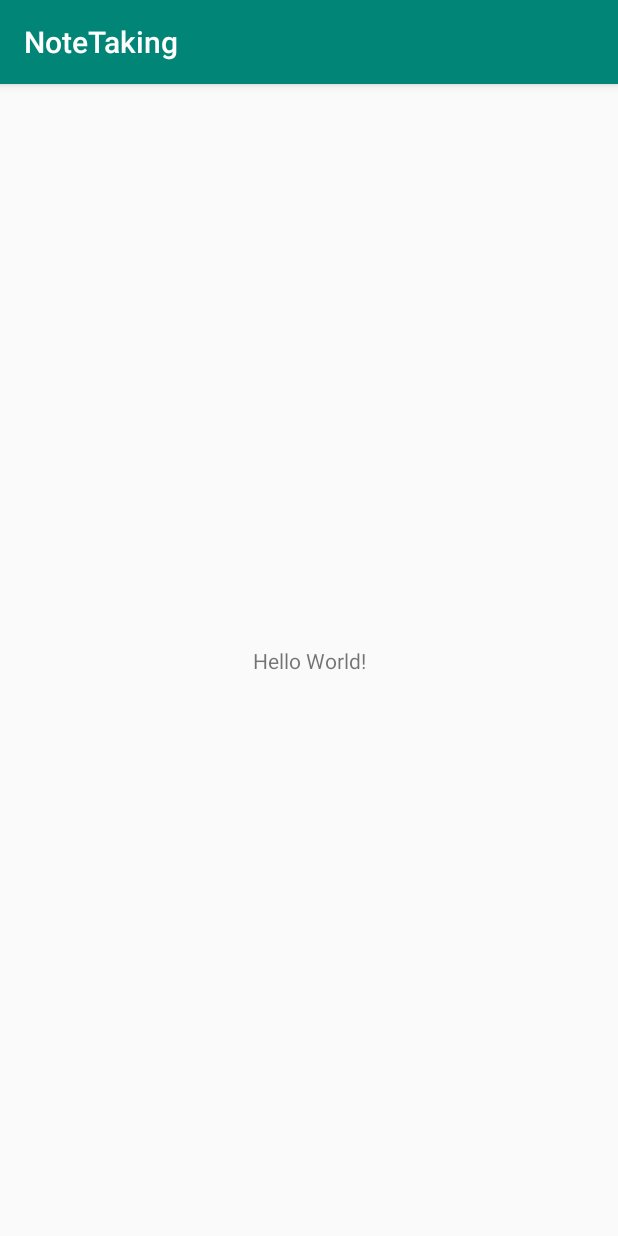
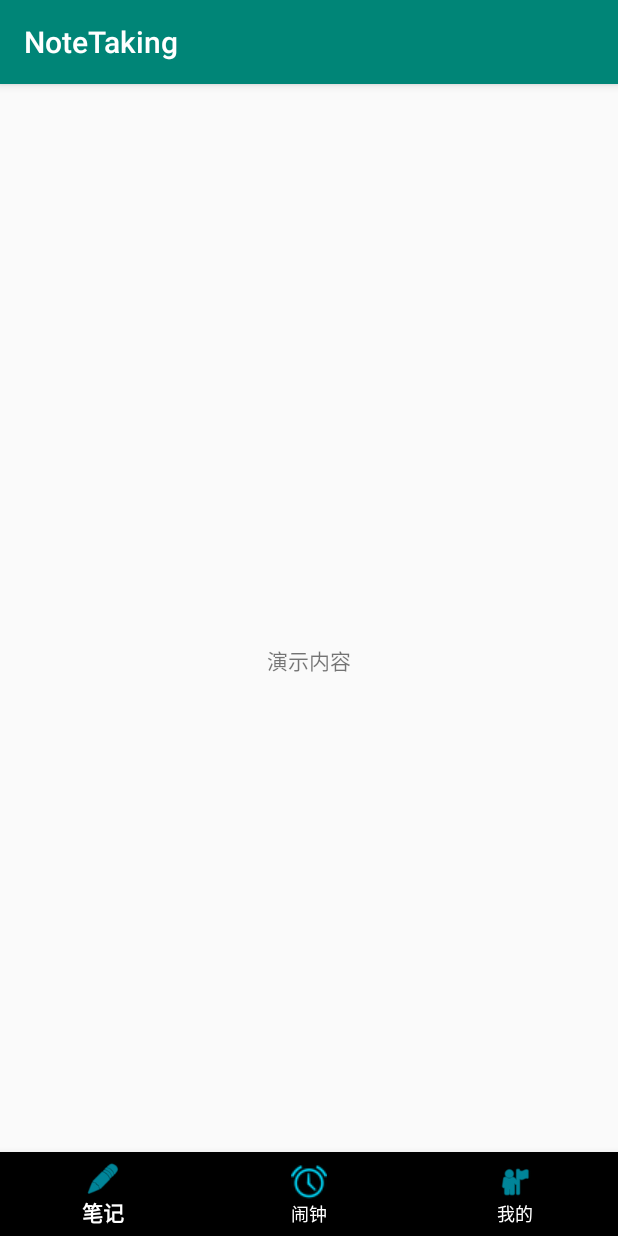
Before and after one commit to MomokoW/NoteTaking, an Android app: the screen it shows after launch (MainActivity), on a phone screen of 412 x 824 dp. Run offline under Robolectric (Android 15) with nearby library versions, the light colour scheme and no system bars.

Commit message:
本次此修改创建了底部导航栏，实现简单的页面

```diff
--- a/app/build.gradle
+++ b/app/build.gradle
@@ -25,4 +25,5 @@ dependencies {
     testImplementation 'junit:junit:4.12'
     androidTestImplementation 'com.android.support.test:runner:1.0.2'
     androidTestImplementation 'com.android.support.test.espresso:espresso-core:3.0.2'
+    implementation 'com.android.support:design:28.0.0'
 }
--- a/app/src/main/java/com/example/notes/notetaking/Activity/MainActivity.java
+++ b/app/src/main/java/com/example/notes/notetaking/Activity/MainActivity.java
@@ -1,15 +1,36 @@
 package com.example.notes.notetaking.Activity;
 
+import android.support.annotation.NonNull;
+import android.support.design.widget.BottomNavigationView;
 import android.support.v7.app.AppCompatActivity;
 import android.os.Bundle;
+import android.view.MenuItem;
+import android.widget.TextView;
 
 import com.example.notes.notetaking.R;
 
 public class MainActivity extends AppCompatActivity {
+    private TextView textView;
+    private BottomNavigationView navigationView;
 
     @Override
     protected void onCreate(Bundle savedInstanceState) {
         super.onCreate(savedInstanceState);
         setContentView(R.layout.activity_main);
+
+        textView = (TextView) findViewById(R.id.text);
+        navigationView = (BottomNavigationView) findViewById(R.id.navigation);
+
+        //选中条目的监听事件
+        navigationView.setOnNavigationItemSelectedListener(
+                new BottomNavigationView.OnNavigationItemSelectedListener() {
+                    @Override
+                    public boolean onNavigationItemSelected(@NonNull MenuItem menuItem) {
+                        textView.setText(menuItem.getTitle().toString());
+                        return true;
+                    }
+                }
+        );
+
     }
 }
--- a/app/src/main/res/layout/activity_main.xml
+++ b/app/src/main/res/layout/activity_main.xml
@@ -1,5 +1,5 @@
 <?xml version="1.0" encoding="utf-8"?>
-<android.support.constraint.ConstraintLayout xmlns:android="http://schemas.android.com/apk/res/android"
+<RelativeLayout xmlns:android="http://schemas.android.com/apk/res/android"
     xmlns:app="http://schemas.android.com/apk/res-auto"
     xmlns:tools="http://schemas.android.com/tools"
     android:layout_width="match_parent"
@@ -7,12 +7,21 @@
     tools:context=".Activity.MainActivity">
 
     <TextView
+        android:id="@+id/text"
         android:layout_width="wrap_content"
         android:layout_height="wrap_content"
-        android:text="Hello World!"
-        app:layout_constraintBottom_toBottomOf="parent"
-        app:layout_constraintLeft_toLeftOf="parent"
-        app:layout_constraintRight_toRightOf="parent"
-        app:layout_constraintTop_toTopOf="parent" />
+        android:text="演示内容"
+        android:layout_centerInParent="true" />
 
-</android.support.constraint.ConstraintLayout>
+
+    <android.support.design.widget.BottomNavigationView
+        android:id="@+id/navigation"
+        android:layout_width="match_parent"
+        android:layout_height="wrap_content"
+        android:layout_alignParentBottom="true"
+        app:itemBackground="@android:color/black"
+        app:itemIconTint="@android:color/holo_blue_bright"
+        app:itemTextColor="@android:color/white"
+        app:menu="@menu/navigation"/>
+
+</RelativeLayout>
--- /dev/null
+++ b/app/src/main/res/menu/navigation.xml
@@ -0,0 +1,16 @@
+<?xml version="1.0" encoding="utf-8"?>
+<menu xmlns:android="http://schemas.android.com/apk/res/android">
+    <item
+        android:id="@+id/Notes"
+        android:icon="@android:drawable/ic_menu_edit"
+        android:title="笔记" />
+    <item
+        android:id="@+id/Alarms"
+        android:icon="@android:drawable/ic_lock_idle_alarm"
+        android:title="闹钟" />
+    <item
+        android:id="@+id/Mine"
+        android:icon="@android:drawable/ic_menu_myplaces"
+        android:title="我的" />
+
+</menu>
```
